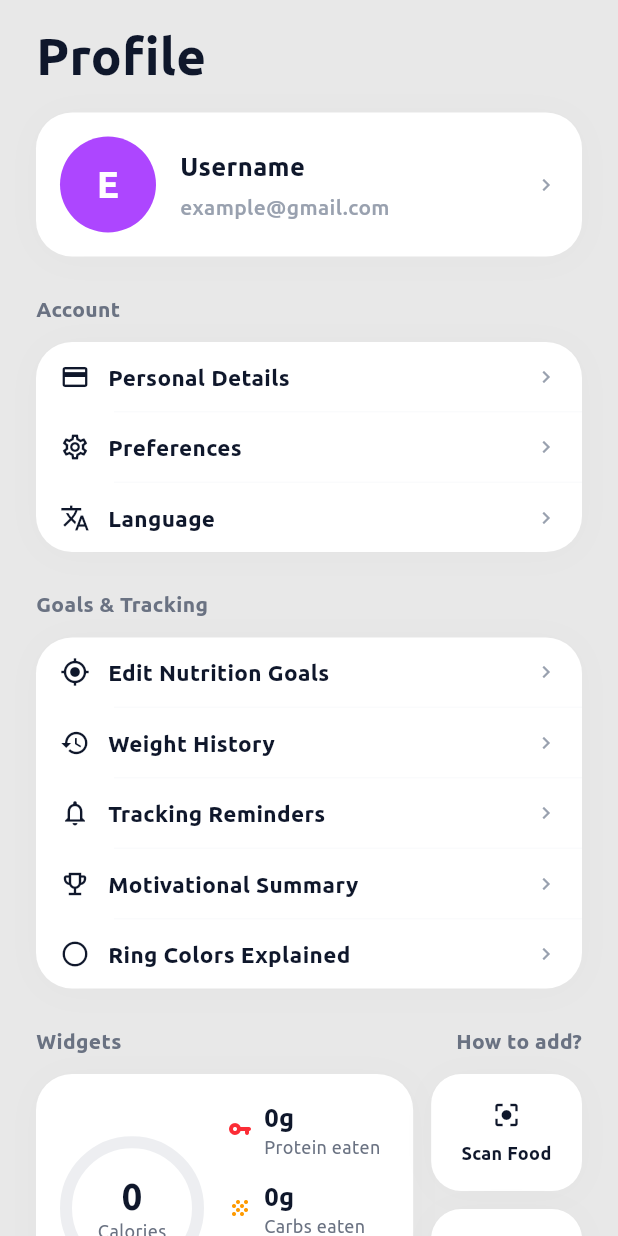
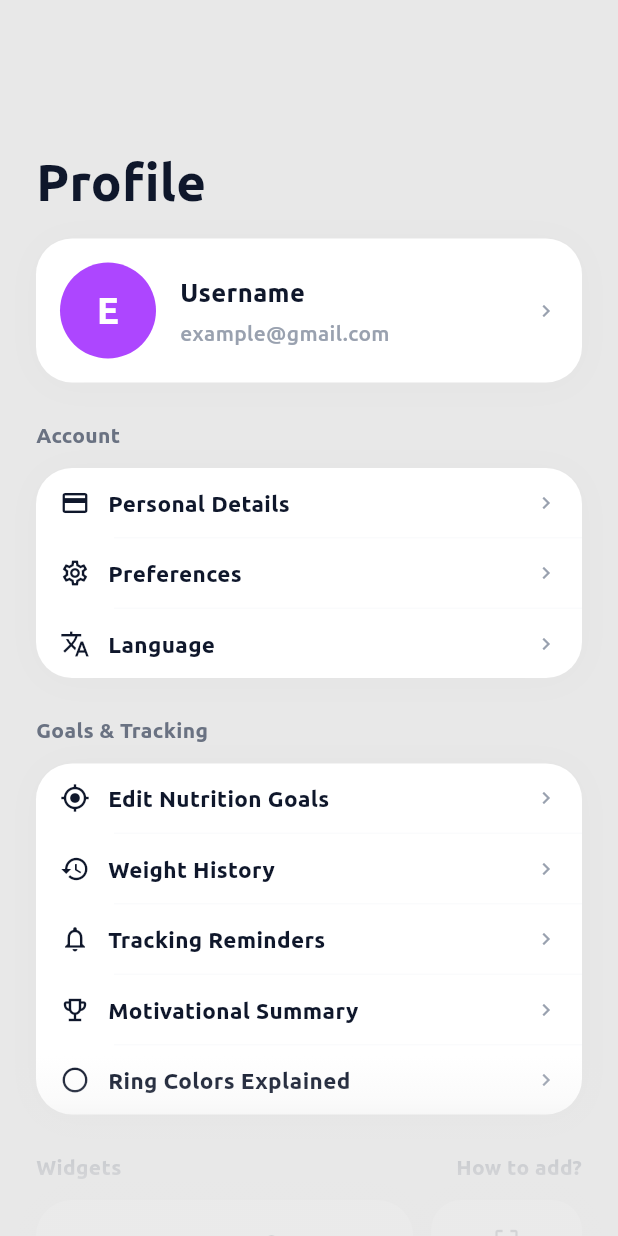
Before and after one commit to JakubAndras/foody, a Flutter app: the ProfileScreen screen opened directly, on a phone screen of 412 x 824 dp. Run offline on Flutter 3.47's test engine with Material 3 defaults, Android fonts, the phone set to English and light mode, and no system bars; our stand-ins replace camera, connectivity_plus, csv, dio, easy_localization, floor and 16 more; missing offline and left inert: home_widget, html_character_entities, liquid_glass_easy, mobile_scanner; accounts and stored records are empty; generated files the repository leaves out were written again.

Commit message:
aplikace Dashboard UI zmen na profile a progress screens

```diff
--- a/lib/screens/profile/profile_screen.dart
+++ b/lib/screens/profile/profile_screen.dart
@@ -21,6 +21,7 @@ import 'package:diplomka/screens/scan/scan_camera_screen.dart';
 import 'package:diplomka/screens/scan/scan_onboarding_screen.dart';
 import 'package:diplomka/screens/profile/profile_widgets.dart';
 import 'package:diplomka/services/session_manager.dart';
+import 'package:diplomka/widgets/faded_edge_scroll_view.dart';
 import 'package:diplomka/widgets/progress_ring.dart';
 
 class ProfileScreen extends StatelessWidget {
@@ -28,10 +29,15 @@ class ProfileScreen extends StatelessWidget {
 
   @override
   Widget build(BuildContext context) {
-    return ProfileGradientScaffold(
-      scroll: true,
-      safeBottom: false,
-      padding: const EdgeInsets.fromLTRB(AppSpacing.l, AppSpacing.s, AppSpacing.l, AppSpacing.mega + 42),
+    return Scaffold(
+      backgroundColor: AppColors.background,
+      body: Container(
+        decoration: const BoxDecoration(gradient: AppGradients.background),
+        child: SafeArea(
+          top: false,
+          bottom: false,
+          child: FadedEdgeScrollView(
+            padding: const EdgeInsets.fromLTRB(AppSpacing.l, AppSpacing.mega + AppSpacing.l, AppSpacing.l, AppSpacing.mega + 42),
             child: Column(
               crossAxisAlignment: CrossAxisAlignment.start,
               children: [
@@ -152,6 +158,9 @@ class ProfileScreen extends StatelessWidget {
                   ),
                 ),
               ],
+            ),
+          ),
+        ),
       ),
     );
   }
--- a/lib/screens/profile/profile_widgets.dart
+++ b/lib/screens/profile/profile_widgets.dart
@@ -7,6 +7,7 @@ class ProfileGradientScaffold extends StatelessWidget {
     required this.child,
     this.padding,
     this.scroll = false,
+    this.safeTop = true,
     this.safeBottom = true,
     this.floatingActionButton,
     this.floatingActionButtonLocation,
@@ -15,6 +16,7 @@ class ProfileGradientScaffold extends StatelessWidget {
   final Widget child;
   final EdgeInsets? padding;
   final bool scroll;
+  final bool safeTop;
   final bool safeBottom;
   final Widget? floatingActionButton;
   final FloatingActionButtonLocation? floatingActionButtonLocation;
@@ -33,6 +35,7 @@ class ProfileGradientScaffold extends StatelessWidget {
       body: Container(
         decoration: const BoxDecoration(gradient: AppGradients.background),
         child: SafeArea(
+          top: safeTop,
           bottom: safeBottom,
           child: scroll
               ? LayoutBuilder(
--- /dev/null
+++ b/lib/widgets/faded_edge_scroll_view.dart
@@ -0,0 +1,84 @@
+import 'package:flutter/material.dart';
+import 'package:diplomka/app_theme.dart';
+
+/// A [SingleChildScrollView] wrapped in a [Stack] with top and bottom
+/// gradient fade overlays. Used by the three main tab screens (Dashboard,
+/// Progress, Profile) so the scroll-edge appearance can be changed in one
+/// place.
+class FadedEdgeScrollView extends StatelessWidget {
+  const FadedEdgeScrollView({
+    super.key,
+    required this.child,
+    this.padding,
+    this.controller,
+    this.topFadeHeight = 104.0,
+    this.bottomFadeHeight = 120.0,
+  });
+
+  final Widget child;
+  final EdgeInsetsGeometry? padding;
+  final ScrollController? controller;
+  final double topFadeHeight;
+  final double bottomFadeHeight;
+
+  @override
+  Widget build(BuildContext context) {
+    return Stack(
+      children: [
+        SingleChildScrollView(
+          controller: controller,
+          padding: padding,
+          child: child,
+        ),
+        // Top fade
+        Positioned(
+          top: 0,
+          left: 0,
+          right: 0,
+          child: IgnorePointer(
+            child: Container(
+              height: topFadeHeight,
+              decoration: BoxDecoration(
+                gradient: LinearGradient(
+                  begin: Alignment.topCenter,
+                  end: Alignment.bottomCenter,
+                  colors: [
+                    AppColors.background,
+                    AppColors.background,
+                    AppColors.background,
+                    AppColors.background.withValues(alpha: 0.9),
+                    AppColors.background.withValues(alpha: 0.0),
+                  ],
+                ),
+              ),
+            ),
+          ),
+        ),
+        // Bottom fade
+        Positioned(
+          bottom: 0,
+          left: 0,
+          right: 0,
+          child: IgnorePointer(
+            child: Container(
+              height: bottomFadeHeight,
+              decoration: BoxDecoration(
+                gradient: LinearGradient(
+                  begin: Alignment.bottomCenter,
+                  end: Alignment.topCenter,
+                  colors: [
+                    AppColors.background.withValues(alpha: 0.9),
+                    AppColors.background.withValues(alpha: 0.9),
+                    AppColors.background.withValues(alpha: 0.7),
+                    AppColors.background.withValues(alpha: 0.2),
+                    AppColors.background.withValues(alpha: 0),
+                  ],
+                ),
+              ),
+            ),
+          ),
+        ),
+      ],
+    );
+  }
+}
```
Also changed, not shown: lib/screens/dashboard_screen.dart (+3 -52 lines), lib/screens/progress_screen.dart (+5 -3 lines). Lines whose indentation alone changed are shown as unchanged.
